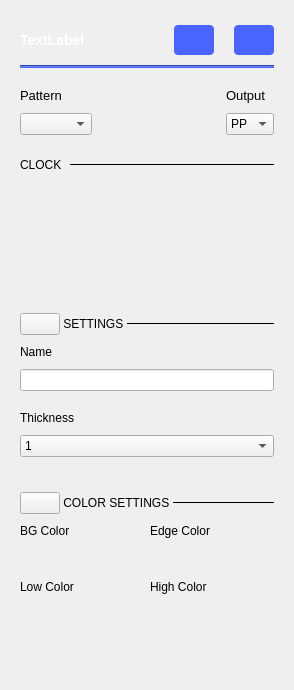
First picture: the form in ui/pg_cg_settings.ui, repository analogdevicesinc/scopy, before the edit.
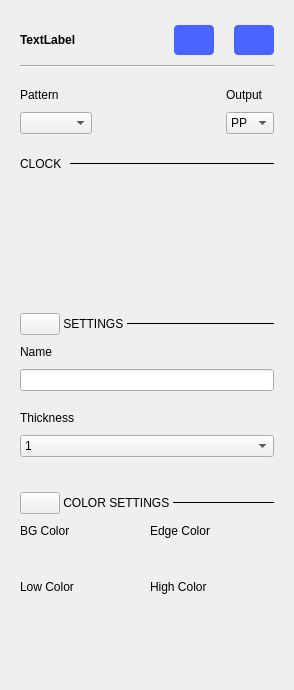
Second picture: the form after the edit. Icons and pictures are not drawn.

Diff of the .ui file:
```diff
--- a/ui/pg_cg_settings.ui
+++ b/ui/pg_cg_settings.ui
@@ -87,10 +87,8 @@
               <string notr="true">QLabel
 {
 
-font-size: 14px;
 font-weight: bold;
 line-height: 16px;
-color: #FFFFFF;
 }</string>
              </property>
              <property name="text">
@@ -171,8 +169,7 @@
            </property>
            <property name="styleSheet">
             <string notr="true">width: 240px;
-height: 2px;
-background-color: #4A64FF;</string>
+height: 2px;</string>
            </property>
            <property name="orientation">
             <enum>Qt::Horizontal</enum>
@@ -263,9 +260,6 @@
                      <verstretch>0</verstretch>
                     </sizepolicy>
                    </property>
-                   <property name="styleSheet">
-                    <string notr="true">font-size: 13px;</string>
-                   </property>
                    <property name="text">
                     <string>Pattern</string>
                    </property>
@@ -308,9 +302,6 @@
                      <verstretch>0</verstretch>
                     </sizepolicy>
                    </property>
-                   <property name="styleSheet">
-                    <string notr="true">font-size: 13px;</string>
-                   </property>
                    <property name="text">
                     <string>Output</string>
                    </property>
```
Left out of the diff: 8 changed lines with no effect on the pictures.
